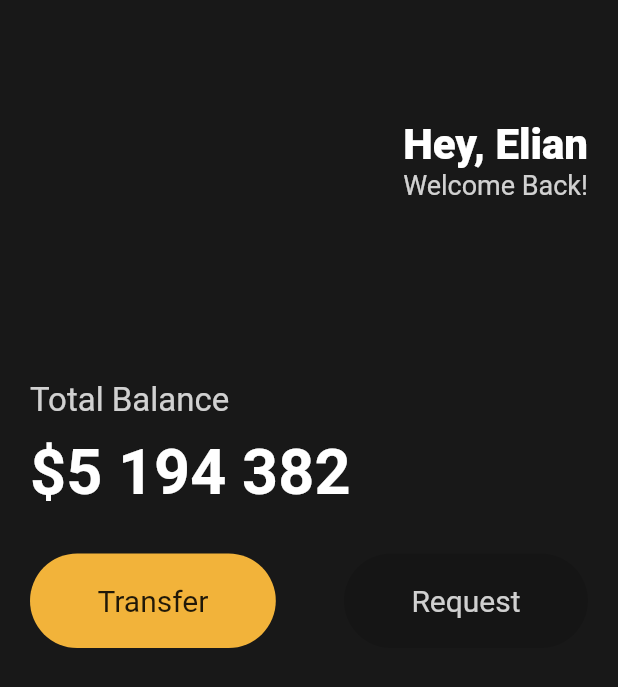
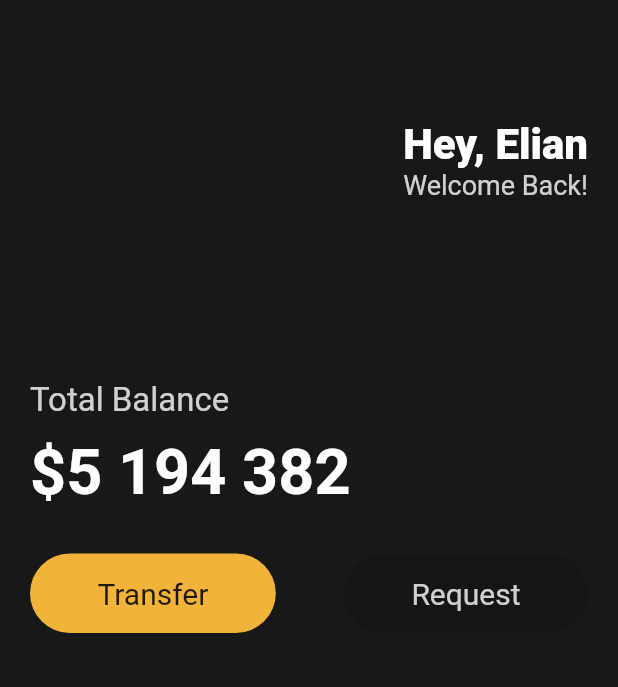
Before and after one commit to elian118/toonflix, a Flutter app: the screen it shows after launch, on a phone screen of 412 x 824 dp. Shown: the top 687 px of the screen. Run offline on Flutter 3.47's test engine with Material 2 defaults, Android fonts, the phone set to English and light mode, and no system bars.

Commit message:
lint 규칙 추가 > 터미널 > dart fix --apply (1회성 명령)

```diff
--- a/analysis_options.yaml
+++ b/analysis_options.yaml
@@ -24,6 +24,7 @@ linter:
   rules:
     # avoid_print: false  # Uncomment to disable the `avoid_print` rule
     # prefer_single_quotes: true  # Uncomment to enable the `prefer_single_quotes` rule
+    prefer_const_constructors: false
 
 # Additional information about this file can be found at
 # https://dart.dev/guides/language/analysis-options
--- a/lib/main.dart
+++ b/lib/main.dart
@@ -10,21 +10,21 @@ class App extends StatelessWidget {
   Widget build(BuildContext context) {
     return MaterialApp(
       home: Scaffold(
-        backgroundColor: Color(0xFF181818), // 16진수 색상 설정
+        backgroundColor: const Color(0xFF181818), // 16진수 색상 설정
         body: Padding(
-          padding: EdgeInsets.symmetric(
+          padding: const EdgeInsets.symmetric(
               horizontal: 20
           ), // 수평 오프셋 20 지정
           child: Column(
             crossAxisAlignment: CrossAxisAlignment.start,
             children: [
-              SizedBox(height: 80),
+              const SizedBox(height: 80),
               Row(
                 mainAxisAlignment: MainAxisAlignment.end,
                 children: [
                   Column(
                     crossAxisAlignment: CrossAxisAlignment.end,
-                    children: [
+                    children: const [
                       Text(
                           'Hey, Elian',
                           style: TextStyle(
@@ -44,7 +44,7 @@ class App extends StatelessWidget {
                   )
                 ],
               ),
-              SizedBox(
+              const SizedBox(
                 height: 120,
               ),
               Text(
@@ -54,10 +54,10 @@ class App extends StatelessWidget {
                   color: Colors.white.withOpacity(0.8),
                 ),
               ),
-              SizedBox(
+              const SizedBox(
                 height: 10,
               ),
-              Text(
+              const Text(
                 '\$5 194 382',
                 style: TextStyle(
                   fontSize: 42,
@@ -65,7 +65,7 @@ class App extends StatelessWidget {
                   color: Colors.white,
                 ),
               ),
-              SizedBox(
+              const SizedBox(
                 height: 30,
               ),
               Row(
@@ -73,12 +73,12 @@ class App extends StatelessWidget {
                 children: [
                   Container(
                     decoration: BoxDecoration(
-                      color: Color(0xFFF2B33A),
+                      color: const Color(0xFFF2B33A),
                       borderRadius: BorderRadius.circular(45),
                     ),
-                    child: Padding(
+                    child: const Padding(
                       padding: EdgeInsets.symmetric(
-                        vertical: 20,
+                        vertical: 15,
                         horizontal: 45,
                       ),
                       child: Text(
@@ -95,8 +95,8 @@ class App extends StatelessWidget {
                       borderRadius: BorderRadius.circular(45),
                     ),
                     child: Padding(
-                      padding: EdgeInsets.symmetric(
-                        vertical: 20,
+                      padding: const EdgeInsets.symmetric(
+                        vertical: 15,
                         horizontal: 45,
                       ),
                       child: Text(
```
